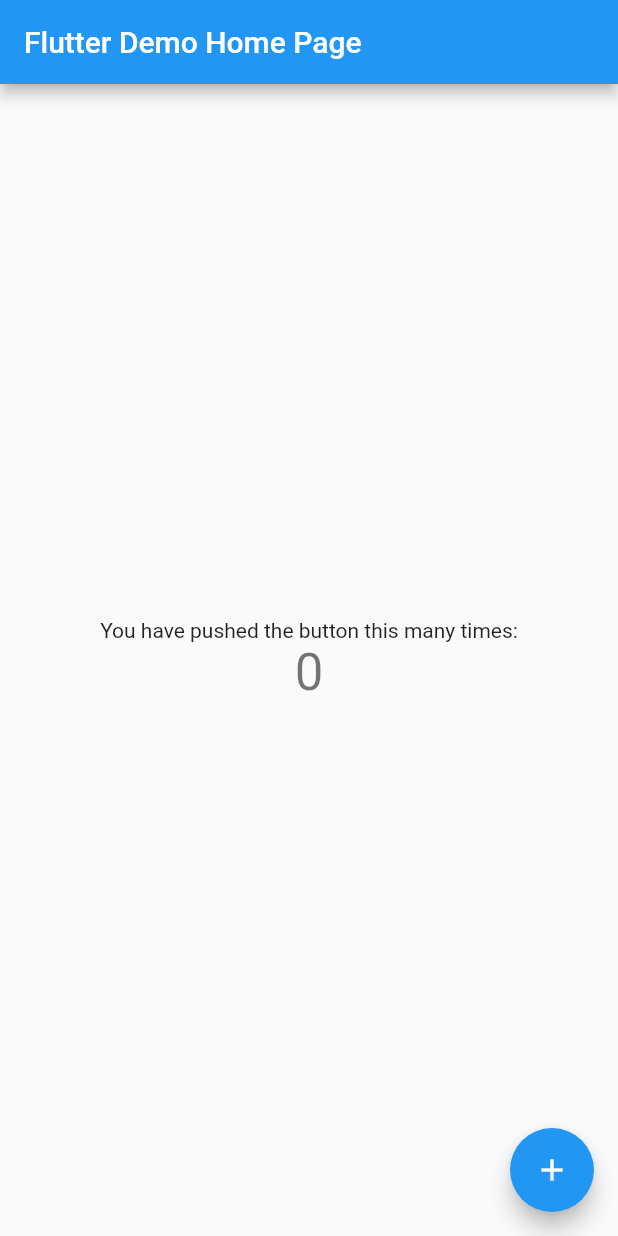
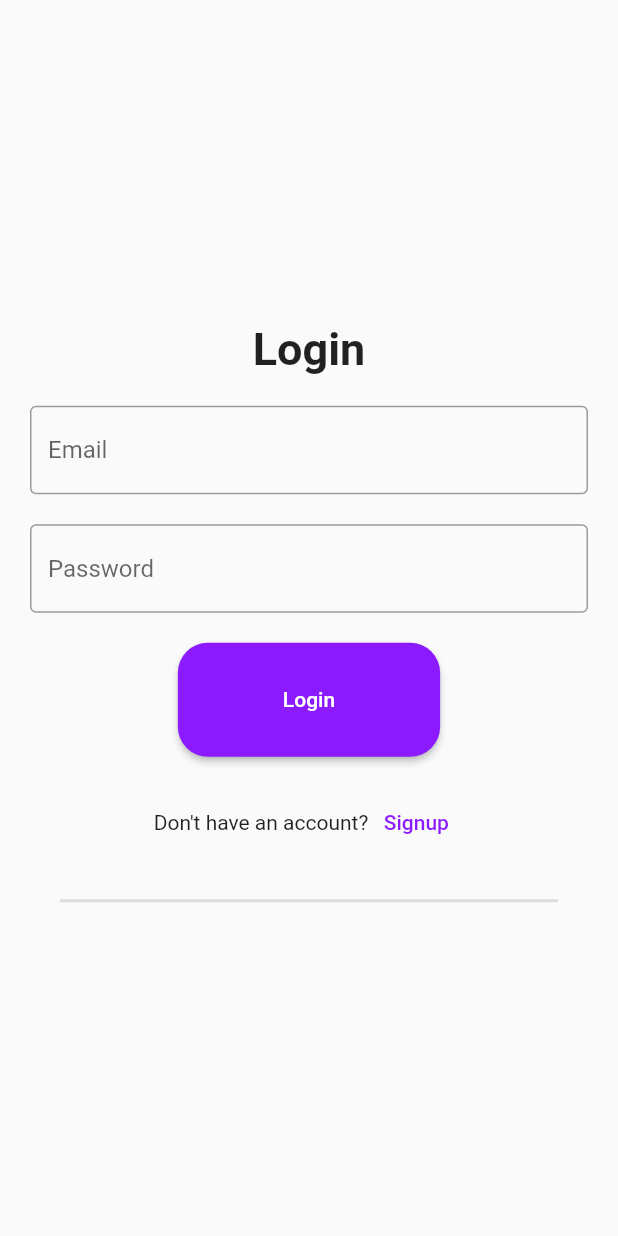
Before and after one commit to NucleoSoft/Hadron-Schematic-Assistant, a Flutter app: the screen it shows after launch, on a phone screen of 412 x 824 dp. Run offline on Flutter 3.47's test engine with Material 2 defaults, Android fonts, the phone set to English and light mode, and no system bars; our stand-ins replace get.

Commit message:
more changes

```diff
--- a/lib/main.dart
+++ b/lib/main.dart
@@ -1,115 +1,20 @@
 import 'package:flutter/material.dart';
+import 'package:get/get.dart';
+import 'package:hadron_schematic_assistant/views/login.dart';
+import 'package:hadron_schematic_assistant/views/signup.dart';
+import 'package:hadron_schematic_assistant/views/home.dart';
+import 'package:hadron_schematic_assistant/views/splashscreen.dart';
+import 'package:http/http.dart' as http;
 
 void main() {
-  runApp(const MyApp());
+  runApp(GetMaterialApp(
+    debugShowCheckedModeBanner: false,
+    initialRoute: '/',
+    getPages: [
+      GetPage(name: '/', page: () => const SplashScreen()),
+      GetPage(name: '/login', page: () => const Login()),
+      GetPage(name: '/signup', page: () => const Signup()),
+      GetPage(name: '/home', page: () => const Home()),
+    ],
+  ));
 }
-
-class MyApp extends StatelessWidget {
-  const MyApp({super.key});
-
-  // This widget is the root of your application.
-  @override
-  Widget build(BuildContext context) {
-    return MaterialApp(
-      title: 'Flutter Demo',
-      theme: ThemeData(
-        // This is the theme of your application.
-        //
-        // Try running your application with "flutter run". You'll see the
-        // application has a blue toolbar. Then, without quitting the app, try
-        // changing the primarySwatch below to Colors.green and then invoke
-        // "hot reload" (press "r" in the console where you ran "flutter run",
-        // or simply save your changes to "hot reload" in a Flutter IDE).
-        // Notice that the counter didn't reset back to zero; the application
-        // is not restarted.
-        primarySwatch: Colors.blue,
-      ),
-      home: const MyHomePage(title: 'Flutter Demo Home Page'),
-    );
-  }
-}
-
-class MyHomePage extends StatefulWidget {
-  const MyHomePage({super.key, required this.title});
-
-  // This widget is the home page of your application. It is stateful, meaning
-  // that it has a State object (defined below) that contains fields that affect
-  // how it looks.
-
-  // This class is the configuration for the state. It holds the values (in this
-  // case the title) provided by the parent (in this case the App widget) and
-  // used by the build method of the State. Fields in a Widget subclass are
-  // always marked "final".
-
-  final String title;
-
-  @override
-  State<MyHomePage> createState() => _MyHomePageState();
-}
-
-class _MyHomePageState extends State<MyHomePage> {
-  int _counter = 0;
-
-  void _incrementCounter() {
-    setState(() {
-      // This call to setState tells the Flutter framework that something has
-      // changed in this State, which causes it to rerun the build method below
-      // so that the display can reflect the updated values. If we changed
-      // _counter without calling setState(), then the build method would not be
-      // called again, and so nothing would appear to happen.
-      _counter++;
-    });
-  }
-
-  @override
-  Widget build(BuildContext context) {
-    // This method is rerun every time setState is called, for instance as done
-    // by the _incrementCounter method above.
-    //
-    // The Flutter framework has been optimized to make rerunning build methods
-    // fast, so that you can just rebuild anything that needs updating rather
-    // than having to individually change instances of widgets.
-    return Scaffold(
-      appBar: AppBar(
-        // Here we take the value from the MyHomePage object that was created by
-        // the App.build method, and use it to set our appbar title.
-        title: Text(widget.title),
-      ),
-      body: Center(
-        // Center is a layout widget. It takes a single child and positions it
-        // in the middle of the parent.
-        child: Column(
-          // Column is also a layout widget. It takes a list of children and
-          // arranges them vertically. By default, it sizes itself to fit its
-          // children horizontally, and tries to be as tall as its parent.
-          //
-          // Invoke "debug painting" (press "p" in the console, choose the
-          // "Toggle Debug Paint" action from the Flutter Inspector in Android
-          // Studio, or the "Toggle Debug Paint" command in Visual Studio Code)
-          // to see the wireframe for each widget.
-          //
-          // Column has various properties to control how it sizes itself and
-          // how it positions its children. Here we use mainAxisAlignment to
-          // center the children vertically; the main axis here is the vertical
-          // axis because Columns are vertical (the cross axis would be
-          // horizontal).
-          mainAxisAlignment: MainAxisAlignment.center,
-          children: <Widget>[
-            const Text(
-              'You have pushed the button this many times:',
-            ),
-            Text(
-              '$_counter',
-              style: Theme.of(context).textTheme.headlineMedium,
-            ),
-          ],
-        ),
-      ),
-      floatingActionButton: FloatingActionButton(
-        onPressed: _incrementCounter,
-        tooltip: 'Increment',
-        child: const Icon(Icons.add),
-      ), // This trailing comma makes auto-formatting nicer for build methods.
-    );
-  }
-}
--- /dev/null
+++ b/lib/swatches/palette.dart
@@ -0,0 +1,71 @@
+import 'package:flutter/material.dart';
+
+class ColorSwatch {
+  final String name;
+  final Map<int, Color> swatch;
+
+  ColorSwatch({required this.name, required this.swatch});
+
+  Color operator [](int index) => swatch[index]!;
+}
+
+final primarySwatch = ColorSwatch(
+      name: 'Primary',
+      swatch: {
+        50: const Color(0xfff2e5ff),
+        100: const Color(0xffd9b3ff),
+        200: const Color(0xffbf80ff),
+        300: const Color(0xffa64dff),
+        400: const Color(0xff8c1aff),
+        500: const Color(0xff8c1aff),
+        600: const Color(0xff5900b3),
+        700: const Color(0xff400080),
+        800: const Color(0xff26004d),
+        900: const Color(0xff0d001a),
+      },
+    ),
+    ternarySwatch = ColorSwatch(
+      name: 'Ternary',
+      swatch: {
+        50: const Color(0xffe5ffff),
+        100: const Color(0xffb3ffff),
+        200: const Color(0xff80ffff),
+        300: const Color(0xff4dffff),
+        400: const Color(0xff1affff),
+        500: const Color(0xff00e5e6),
+        600: const Color(0xff00b2b3),
+        700: const Color(0xff007f80),
+        800: const Color(0xff004c4d),
+        900: const Color(0xff00191a),
+      },
+    ),
+    secondarySwatch = ColorSwatch(
+      name: 'Secondary',
+      swatch: {
+        50: const Color(0xffe5ffee),
+        100: const Color(0xffb3ffcc),
+        200: const Color(0xff80ffaa),
+        300: const Color(0xff4dff88),
+        400: const Color(0xff1aff66),
+        500: const Color(0xff00e64d),
+        600: const Color(0xff00b33c),
+        700: const Color(0xff00802b),
+        800: const Color(0xff004d1a),
+        900: const Color(0xff001a09),
+      },
+    ),
+    surfaceSwatch = ColorSwatch(
+      name: 'Surface',
+      swatch: {
+        50: const Color(0xffecf0f8),
+        100: const Color(0xffc7d1eb),
+        200: const Color(0xffa1b3dd),
+        300: const Color(0xff7b95d0),
+        400: const Color(0xff5676c3),
+        500: const Color(0xff3c5da9),
+        600: const Color(0xff2f4884),
+        700: const Color(0xff22335e),
+        800: const Color(0xff141f38),
+        900: const Color(0xff070a13),
+      },
+    );
--- /dev/null
+++ b/lib/views/login.dart
@@ -0,0 +1,86 @@
+import 'package:flutter/material.dart';
+import 'package:get/get.dart';
+import 'package:hadron_schematic_assistant/swatches/palette.dart';
+
+class Login extends StatefulWidget {
+  const Login({super.key});
+
+  @override
+  State<Login> createState() => _LoginState();
+}
+
+class _LoginState extends State<Login> {
+  @override
+  Widget build(BuildContext context) {
+    return Scaffold(
+      body: Center(
+        child: Container(
+          padding: const EdgeInsets.all(20),
+          child: Column(
+            mainAxisAlignment: MainAxisAlignment.center,
+            children: [
+              const Text(
+                'Login',
+                style: TextStyle(
+                  fontSize: 30,
+                  fontWeight: FontWeight.bold,
+                ),
+              ),
+              const SizedBox(height: 20),
+              const TextField(
+                decoration: InputDecoration(
+                  hintText: 'Email',
+                  border: OutlineInputBorder(),
+                ),
+              ),
+              const SizedBox(height: 20),
+              const TextField(
+                obscureText: true,
+                decoration: InputDecoration(
+                  hintText: 'Password',
+                  border: OutlineInputBorder(),
+                ),
+              ),
+              const SizedBox(height: 20),
+              ElevatedButton(
+                onPressed: () {
+                  Get.offAllNamed('/home');
+                },
+                style: ElevatedButton.styleFrom(
+                  shape: RoundedRectangleBorder(
+                    borderRadius: BorderRadius.circular(20),
+                  ),
+                  backgroundColor: primarySwatch[500],
+                  padding: const EdgeInsets.symmetric(
+                    horizontal: 70,
+                    vertical: 30,
+                  ),
+                ),
+                child: const Text('Login'),
+              ),
+              const SizedBox(height: 20),
+              Row(
+                mainAxisAlignment: MainAxisAlignment.center,
+                children: [
+                  const Text('Don\'t have an account?'),
+                  TextButton(
+                    onPressed: () {
+                      Get.offAllNamed('/signup');
+                    },
+                    child: Text('Signup', style: TextStyle(color: primarySwatch[500])),
+                  ),
+                ],
+              ),
+              const SizedBox(height: 20),
+              const Divider(
+                thickness: 2,
+                indent: 20,
+                endIndent: 20,
+              ),
+            ],
+          ),
+          ),
+        ),
+    );
+  }
+}
--- /dev/null
+++ b/lib/views/signup.dart
@@ -0,0 +1,32 @@
+import 'package:flutter/material.dart';
+import 'package:get/get.dart';
+import 'package:hadron_schematic_assistant/views/login.dart';
+
+class Signup extends StatefulWidget {
+  const Signup({super.key});
+
+  @override
+  State<Signup> createState() => _SignupState();
+}
+
+class _SignupState extends State<Signup> {
+  @override
+  Widget build(BuildContext context) {
+    return Scaffold(
+      appBar: AppBar(
+        title: const Text('Signup'),
+        actions: [
+          IconButton(
+            icon: const Icon(Icons.logout),
+            onPressed: () {
+              Get.offAll(Login());
+            },
+          ),
+        ],
+      ),
+      body: const Center(
+        child: Text('Signup'),
+      ),
+    );
+  }
+}
```
Also changed, not shown: lib/views/home.dart (added, +29 -0 lines), lib/views/splashscreen.dart (added, +28 -0 lines), pubspec.yaml (+41 -15 lines), assets/images/facebook.png (added), assets/images/google.png (added), assets/images/twitter.png (added), fonts/advent-Lt1.otf (added), fonts/advent-Lt3.otf (added), fonts/advent-Re.otf (added), fonts/digital-7 (italic).ttf (added), fonts/digital-7 (mono italic).ttf (added), fonts/digital-7 (mono).ttf (added), fonts/digital-7.ttf (added), fonts/zrnic__.ttf (added), 2 more files, 2 other files.
